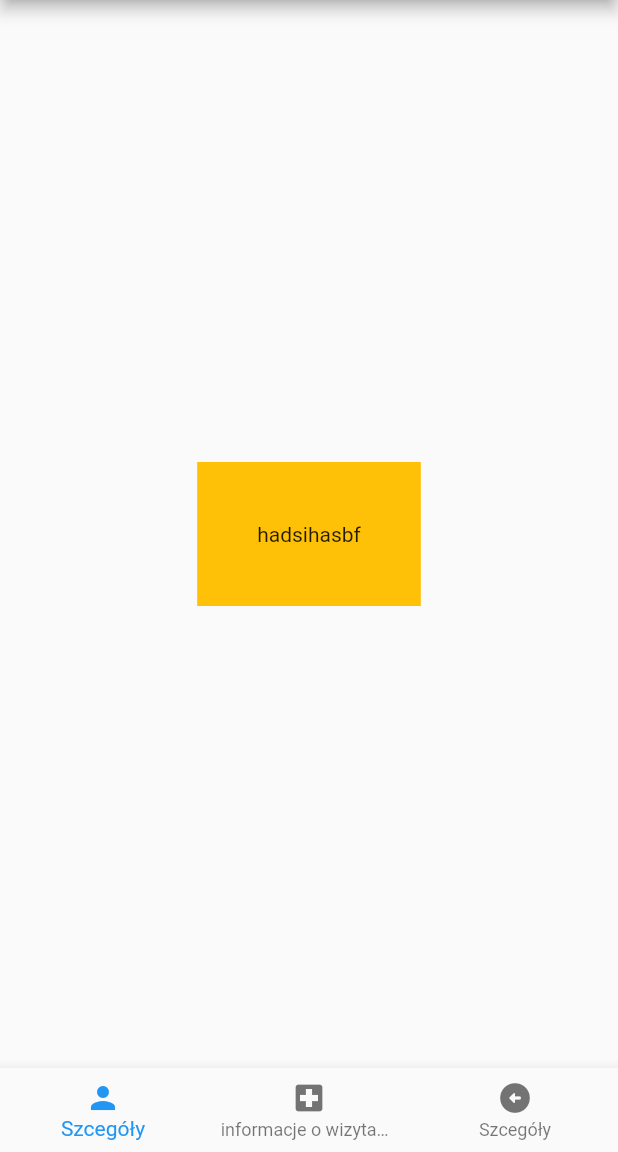
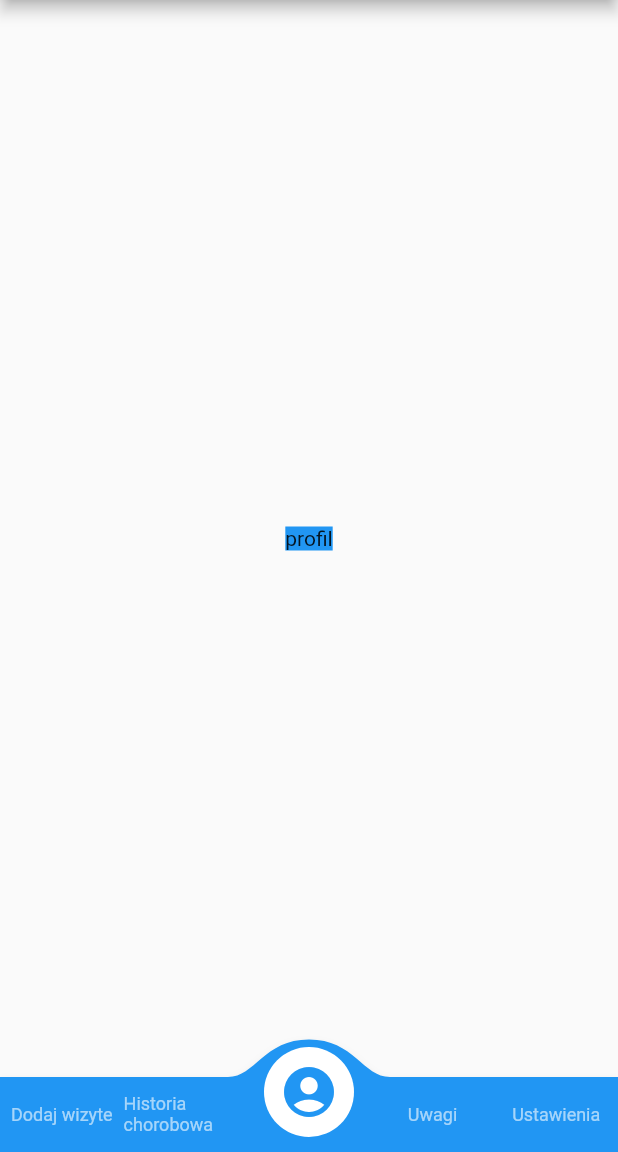
Before and after one commit to Dariuki/baby_health, a Flutter app: the DetailsPage screen opened directly, on a phone screen of 412 x 824 dp, the part 84-1236 px from its top. Run offline on Flutter 3.47's test engine with Material 2 defaults, Android fonts, the phone set to English and light mode, and no system bars; drawn by our look-alikes of convex_bottom_bar.

Commit message:
Create Details Page view

```diff
--- a/lib/features/peages/details/details_page.dart
+++ b/lib/features/peages/details/details_page.dart
@@ -1,3 +1,9 @@
+import 'package:baby_health/features/peages/details/add_visit_page.dart';
+import 'package:baby_health/features/peages/details/comments_page.dart';
+import 'package:baby_health/features/peages/details/disease_history_page.dart';
+import 'package:baby_health/features/peages/details/profile_page.dart';
+import 'package:baby_health/features/peages/details/settings_page.dart';
+import 'package:convex_bottom_bar/convex_bottom_bar.dart';
 import 'package:flutter/material.dart';
 
 class DetailsPage extends StatefulWidget {
@@ -8,7 +14,14 @@ class DetailsPage extends StatefulWidget {
 }
 
 class _DetailsPageState extends State<DetailsPage> {
-  var currentIndex = 0;
+  var selectetPage = 2;
+  final pageOption = const [
+    AddVisit(),
+    DiseaseHistory(),
+    Profile(),
+    Comments(),
+    Settings()
+  ];
 
   @override
   Widget build(BuildContext context) {
@@ -18,47 +31,36 @@ class _DetailsPageState extends State<DetailsPage> {
           child: Text('safas'),
         ),
       ),
-      bottomNavigationBar: BottomNavigationBar(
-        currentIndex: currentIndex,
-        onTap: (newIndex) {
-          setState(() {
-            currentIndex = newIndex;
-          });
-        },
+      body: pageOption[selectetPage],
+      bottomNavigationBar: ConvexAppBar(
+        initialActiveIndex: selectetPage,
+        style: TabStyle.titled,
         items: const [
-          BottomNavigationBarItem(
-            icon: Icon(Icons.person),
-            label: 'Szcegóły',
+          TabItem(
+            icon: Icons.add_circle,
+            title: 'Dodaj wizyte',
           ),
-          BottomNavigationBarItem(
-            icon: Icon(Icons.local_hospital),
-            label: 'informacje o wizytach u lekarzy',
+          TabItem(
+            icon: Icons.library_books_sharp,
+            title: 'Historia chorobowa',
           ),
-          BottomNavigationBarItem(
-            icon: Icon(Icons.arrow_circle_left_rounded),
-            label: 'Szcegóły',
+          TabItem(
+            icon: Icons.account_circle_sharp,
+            title: 'Profil dziecka',
+          ),
+          TabItem(
+            icon: Icons.announcement_rounded,
+            title: 'Uwagi',
+          ),
+          TabItem(
+            icon: Icons.settings,
+            title: 'Ustawienia',
           ),
         ],
-      ),
-      body: Builder(
-        builder: (context) {
-          if (currentIndex == 1) {
-            return const Center(
-              child: Text('informacje o wizytach u lekarzy'),
-            );
-          }
-          if (currentIndex == 2) {
-            return const Center(
-              child: Text('szczeguły'),
-            );
-          }
-          return Center(
-            child: Container(
-              padding: const EdgeInsets.all(40),
-              color: Colors.amber,
-              child: const Text('hadsihasbf'),
-            ),
-          );
+        onTap: (int index) {
+          setState(() {
+            selectetPage = index;
+          });
         },
       ),
     );
--- /dev/null
+++ b/lib/features/peages/details/profile_page.dart
@@ -0,0 +1,17 @@
+import 'package:flutter/material.dart';
+
+class Profile extends StatelessWidget {
+  const Profile({super.key});
+
+  @override
+  Widget build(BuildContext context) {
+    return Scaffold(
+      body: Center(
+        child: Container(
+          color:  Colors.blue,
+          child: const Text('profil'),
+        ),
+      ),
+    );
+  }
+}
--- a/pubspec.yaml
+++ b/pubspec.yaml
@@ -16,6 +16,7 @@ dependencies:
 
 
   cupertino_icons: ^1.0.2
+  convex_bottom_bar: ^3.2.0
 
 dev_dependencies:
   flutter_test:
```
Also changed, not shown: lib/features/peages/details/add_visit_page.dart (added, +15 -0 lines), lib/features/peages/details/comments_page.dart (added, +17 -0 lines), lib/features/peages/details/disease_history_page.dart (added, +17 -0 lines), lib/features/peages/details/settings_page.dart (added, +17 -0 lines), pubspec.lock.
